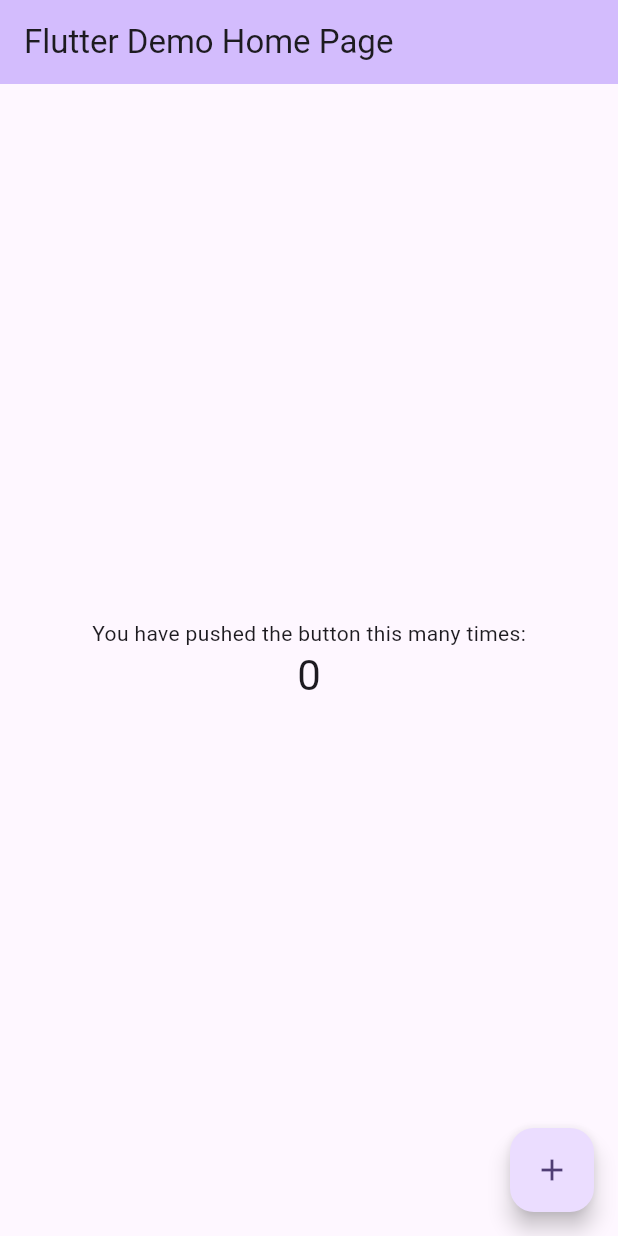
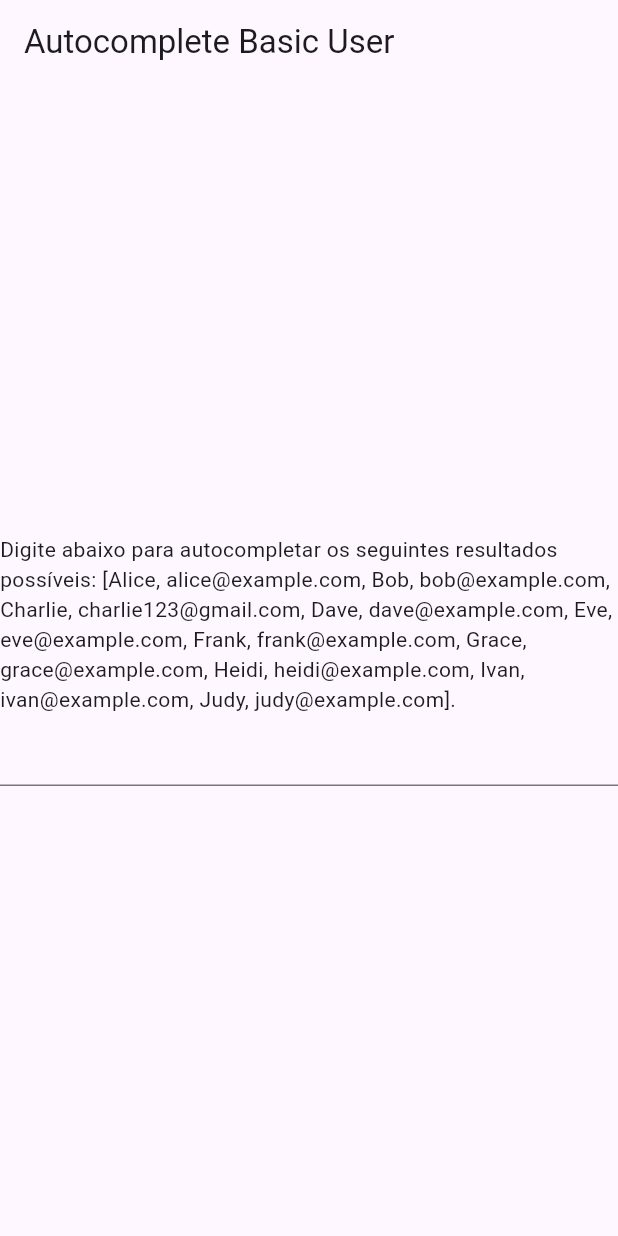
Before and after one commit to paulosavaris/avaliacao_1_pos_mobile, a Flutter app: the screen it shows after launch, on a phone screen of 412 x 824 dp. Run offline on Flutter 3.47's test engine with Material 3 defaults, Android fonts, the light colour scheme and no system bars.

Commit message:
Mais nada  aacrescentar Talves tirar emails

```diff
--- a/lib/main.dart
+++ b/lib/main.dart
@@ -1,125 +1,22 @@
 import 'package:flutter/material.dart';
+import 'screens/home_screen.dart';
 
 void main() {
-  runApp(const MyApp());
+  runApp(const HomeScreen());
 }
 
-class MyApp extends StatelessWidget {
-  const MyApp({super.key});
+// class MyApp extends StatelessWidget {
+//   const MyApp({super.key});
 
-  // This widget is the root of your application.
-  @override
-  Widget build(BuildContext context) {
-    return MaterialApp(
-      title: 'Flutter Demo',
-      theme: ThemeData(
-        // This is the theme of your application.
-        //
-        // TRY THIS: Try running your application with "flutter run". You'll see
-        // the application has a purple toolbar. Then, without quitting the app,
-        // try changing the seedColor in the colorScheme below to Colors.green
-        // and then invoke "hot reload" (save your changes or press the "hot
-        // reload" button in a Flutter-supported IDE, or press "r" if you used
-        // the command line to start the app).
-        //
-        // Notice that the counter didn't reset back to zero; the application
-        // state is not lost during the reload. To reset the state, use hot
-        // restart instead.
-        //
-        // This works for code too, not just values: Most code changes can be
-        // tested with just a hot reload.
-        colorScheme: ColorScheme.fromSeed(seedColor: Colors.deepPurple),
-        useMaterial3: true,
-      ),
-      home: const MyHomePage(title: 'Flutter Demo Home Page'),
-    );
-  }
-}
-
-class MyHomePage extends StatefulWidget {
-  const MyHomePage({super.key, required this.title});
-
-  // This widget is the home page of your application. It is stateful, meaning
-  // that it has a State object (defined below) that contains fields that affect
-  // how it looks.
-
-  // This class is the configuration for the state. It holds the values (in this
-  // case the title) provided by the parent (in this case the App widget) and
-  // used by the build method of the State. Fields in a Widget subclass are
-  // always marked "final".
-
-  final String title;
-
-  @override
-  State<MyHomePage> createState() => _MyHomePageState();
-}
-
-class _MyHomePageState extends State<MyHomePage> {
-  int _counter = 0;
-
-  void _incrementCounter() {
-    setState(() {
-      // This call to setState tells the Flutter framework that something has
-      // changed in this State, which causes it to rerun the build method below
-      // so that the display can reflect the updated values. If we changed
-      // _counter without calling setState(), then the build method would not be
-      // called again, and so nothing would appear to happen.
-      _counter++;
-    });
-  }
-
-  @override
-  Widget build(BuildContext context) {
-    // This method is rerun every time setState is called, for instance as done
-    // by the _incrementCounter method above.
-    //
-    // The Flutter framework has been optimized to make rerunning build methods
-    // fast, so that you can just rebuild anything that needs updating rather
-    // than having to individually change instances of widgets.
-    return Scaffold(
-      appBar: AppBar(
-        // TRY THIS: Try changing the color here to a specific color (to
-        // Colors.amber, perhaps?) and trigger a hot reload to see the AppBar
-        // change color while the other colors stay the same.
-        backgroundColor: Theme.of(context).colorScheme.inversePrimary,
-        // Here we take the value from the MyHomePage object that was created by
-        // the App.build method, and use it to set our appbar title.
-        title: Text(widget.title),
-      ),
-      body: Center(
-        // Center is a layout widget. It takes a single child and positions it
-        // in the middle of the parent.
-        child: Column(
-          // Column is also a layout widget. It takes a list of children and
-          // arranges them vertically. By default, it sizes itself to fit its
-          // children horizontally, and tries to be as tall as its parent.
-          //
-          // Column has various properties to control how it sizes itself and
-          // how it positions its children. Here we use mainAxisAlignment to
-          // center the children vertically; the main axis here is the vertical
-          // axis because Columns are vertical (the cross axis would be
-          // horizontal).
-          //
-          // TRY THIS: Invoke "debug painting" (choose the "Toggle Debug Paint"
-          // action in the IDE, or press "p" in the console), to see the
-          // wireframe for each widget.
-          mainAxisAlignment: MainAxisAlignment.center,
-          children: <Widget>[
-            const Text(
-              'You have pushed the button this many times:',
-            ),
-            Text(
-              '$_counter',
-              style: Theme.of(context).textTheme.headlineMedium,
-            ),
-          ],
-        ),
-      ),
-      floatingActionButton: FloatingActionButton(
-        onPressed: _incrementCounter,
-        tooltip: 'Increment',
-        child: const Icon(Icons.add),
-      ), // This trailing comma makes auto-formatting nicer for build methods.
-    );
-  }
-}
+//   // This widget is the root of your application.
+//   @override
+//   Widget build(BuildContext context) {
+//     return MaterialApp(
+//       title: 'Flutter Autocomplete Demo',
+//       theme: ThemeData(
+//         primarySwatch: Colors.blue,
+//       ),
+//       home: HomeScreen(),
+//     );
+//   }
+// }
--- /dev/null
+++ b/lib/screens/home_screen.dart
@@ -0,0 +1,103 @@
+import 'package:flutter/material.dart';
+
+// Widget principal do aplicativo
+class HomeScreen extends StatelessWidget {
+  const HomeScreen({super.key});
+
+  @override
+  Widget build(BuildContext context) {
+    return MaterialApp(
+      home: Scaffold(
+        appBar: AppBar(
+          title: const Text('Autocomplete Basic User'),
+        ),
+        body: Center(
+          child: Column(
+            mainAxisAlignment: MainAxisAlignment.center,
+            children: <Widget>[
+              // Texto explicativo sobre a funcionalidade do autocomplete
+              Text(
+                  'Digite abaixo para autocompletar os seguintes resultados possíveis: ${AutocompleteBasicUserExample._userOptions}.'),
+              // Widget de exemplo do autocomplete
+              const AutocompleteBasicUserExample(),
+            ],
+          ),
+        ),
+      ),
+    );
+  }
+}
+
+// Classe imutável representando um usuário
+@immutable
+class User {
+  const User({
+    required this.email,
+    required this.name,
+  });
+
+  final String email;
+  final String name;
+
+  @override
+  String toString() {
+    return '$name, $email';
+  }
+
+  @override
+  bool operator ==(Object other) {
+    if (other.runtimeType != runtimeType) {
+      return false;
+    }
+    return other is User && other.name == name && other.email == email;
+  }
+
+  @override
+  int get hashCode => Object.hash(email, name);
+}
+
+// Widget de exemplo do autocomplete
+class AutocompleteBasicUserExample extends StatelessWidget {
+  const AutocompleteBasicUserExample({super.key});
+
+  // Lista de opções de usuários para o autocomplete
+  static const List<User> _userOptions = <User>[
+    User(name: 'Alice', email: 'alice@example.com'),
+    User(name: 'Bob', email: 'bob@example.com'),
+    User(name: 'Charlie', email: 'charlie123@gmail.com'),
+    User(name: 'Dave', email: 'dave@example.com'),
+    User(name: 'Eve', email: 'eve@example.com'),
+    User(name: 'Frank', email: 'frank@example.com'),
+    User(name: 'Grace', email: 'grace@example.com'),
+    User(name: 'Heidi', email: 'heidi@example.com'),
+    User(name: 'Ivan', email: 'ivan@example.com'),
+    User(name: 'Judy', email: 'judy@example.com'),
+  ];
+
+  // Método para exibir o nome do usuário como string
+  static String _displayStringForOption(User option) => option.name;
+
+  @override
+  Widget build(BuildContext context) {
+    return Autocomplete<User>(
+      displayStringForOption: _displayStringForOption,
+      optionsBuilder: (TextEditingValue textEditingValue) {
+        // Se o texto estiver vazio, não mostra opções
+        if (textEditingValue.text == '') {
+          return const Iterable<User>.empty();
+        }
+        // Filtra as opções de acordo com o texto digitado
+        return _userOptions.where((User option) {
+          return option
+              .toString()
+              .contains(textEditingValue.text.toLowerCase());
+        });
+      },
+      onSelected: (User selection) {
+        // Imprime no console o usuário selecionado
+        debugPrint(
+            'Você acabou de selecionar ${_displayStringForOption(selection)}');
+      },
+    );
+  }
+}
```
Also changed, not shown: 1 other file.
